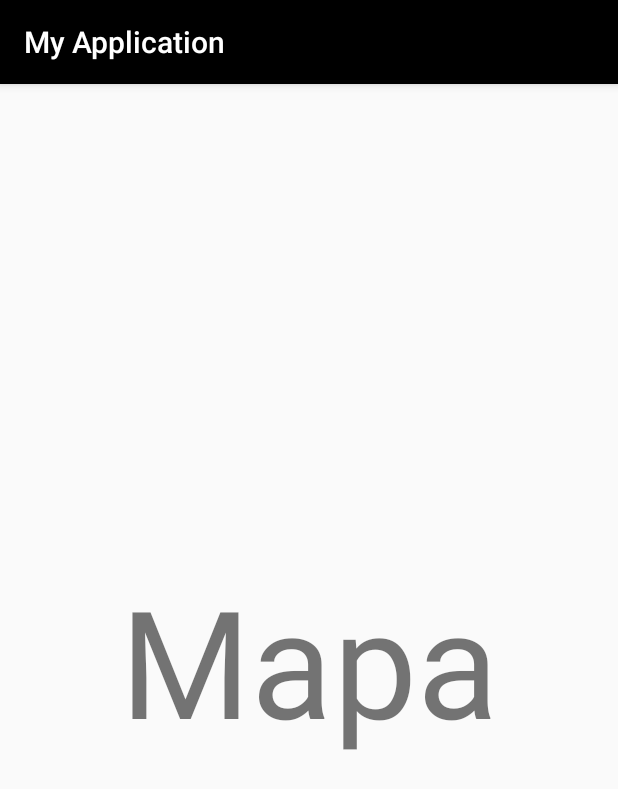
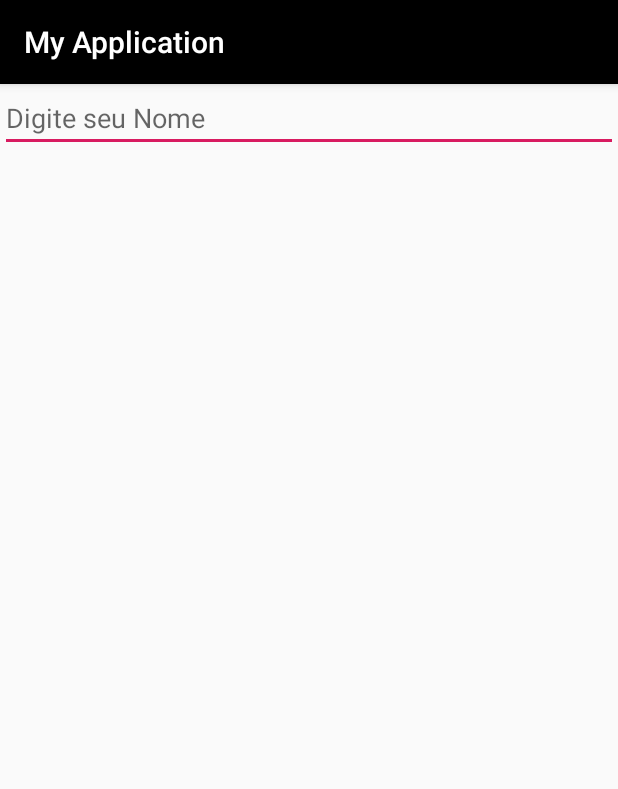
Before and after one commit to MateusSpengler/PI, an Android app: the mapa_Activity screen opened directly, with no data from a screen before it, on a phone screen of 412 x 824 dp. Shown: the top 789 px of the screen. Run offline under Robolectric (Android 15) with nearby library versions, the phone set to English and light mode, and no system bars.

Commit message:
Aula dia 13

```diff
--- a/app/build.gradle
+++ b/app/build.gradle
@@ -23,6 +23,7 @@ dependencies {
     implementation fileTree(dir: 'libs', include: ['*.jar'])
     implementation 'androidx.appcompat:appcompat:1.0.2'
     implementation 'androidx.constraintlayout:constraintlayout:1.1.3'
+    implementation 'com.google.android.gms:play-services-maps:17.0.0'
     testImplementation 'junit:junit:4.12'
     androidTestImplementation 'androidx.test:runner:1.2.0'
     androidTestImplementation 'androidx.test.espresso:espresso-core:3.2.0'
--- a/app/src/main/java/com/example/myapplication/Login_Activity.java
+++ b/app/src/main/java/com/example/myapplication/Login_Activity.java
@@ -24,8 +24,14 @@ DPHelper dp;
         setContentView(R.layout.activity_login_);
 
 
+
         dp = new DPHelper(this);
 
+       /* dp.CriarUtilizador("diogo","alemao");
+        dp.CriarUtilizador("boca","corno");
+        dp.CriarUtilizador("larson","gado");
+        dp.CriarUtilizador("joao","jose");
+*/
         et_email = (EditText) findViewById(R.id.lgn_email);
         et_password = (EditText) findViewById( R.id.lgn_password);
 
--- a/app/src/main/res/layout/activity_mapa_.xml
+++ b/app/src/main/res/layout/activity_mapa_.xml
@@ -1,5 +1,5 @@
 <?xml version="1.0" encoding="utf-8"?>
-<androidx.constraintlayout.widget.ConstraintLayout
+<LinearLayout
 
     xmlns:android="http://schemas.android.com/apk/res/android"
     xmlns:app="http://schemas.android.com/apk/res-auto"
@@ -9,12 +9,16 @@
     tools:context=".mapa_Activity">
 
 
-    <TextView
-        android:layout_width="match_parent"
-        android:layout_height="match_parent"
+   <EditText
+       android:id="@+id/nome"
+       android:layout_width="match_parent"
+       android:layout_height="wrap_content"
+       android:hint="Digite seu Nome"/>
 
-        android:text="Mapa"
-        android:gravity="center"
-        android:textSize="100dp"/>
+    <EditText
+       android:id="@+id/numero"
+       android:layout_width="match_parent"
+       android:layout_height="wrap_content" />
 
-</androidx.constraintlayout.widget.ConstraintLayout>
+
+</LinearLayout>
--- a/app/src/main/res/values/strings.xml
+++ b/app/src/main/res/values/strings.xml
@@ -1,3 +1,4 @@
 <resources>
     <string name="app_name">My Application</string>
+    <string name="title_activity_motorista">Map</string>
 </resources>
```
Also changed, not shown: app/src/debug/res/values/google_maps_api.xml (added, +24 -0 lines), app/src/main/AndroidManifest.xml (+29 -3 lines), app/src/main/java/com/example/myapplication/DPHelper.java (+13 -2 lines), app/src/main/java/com/example/myapplication/Motorista.java (added, +47 -0 lines), app/src/main/res/layout/activity_motorista.xml (added, +11 -0 lines), 1 other file.
